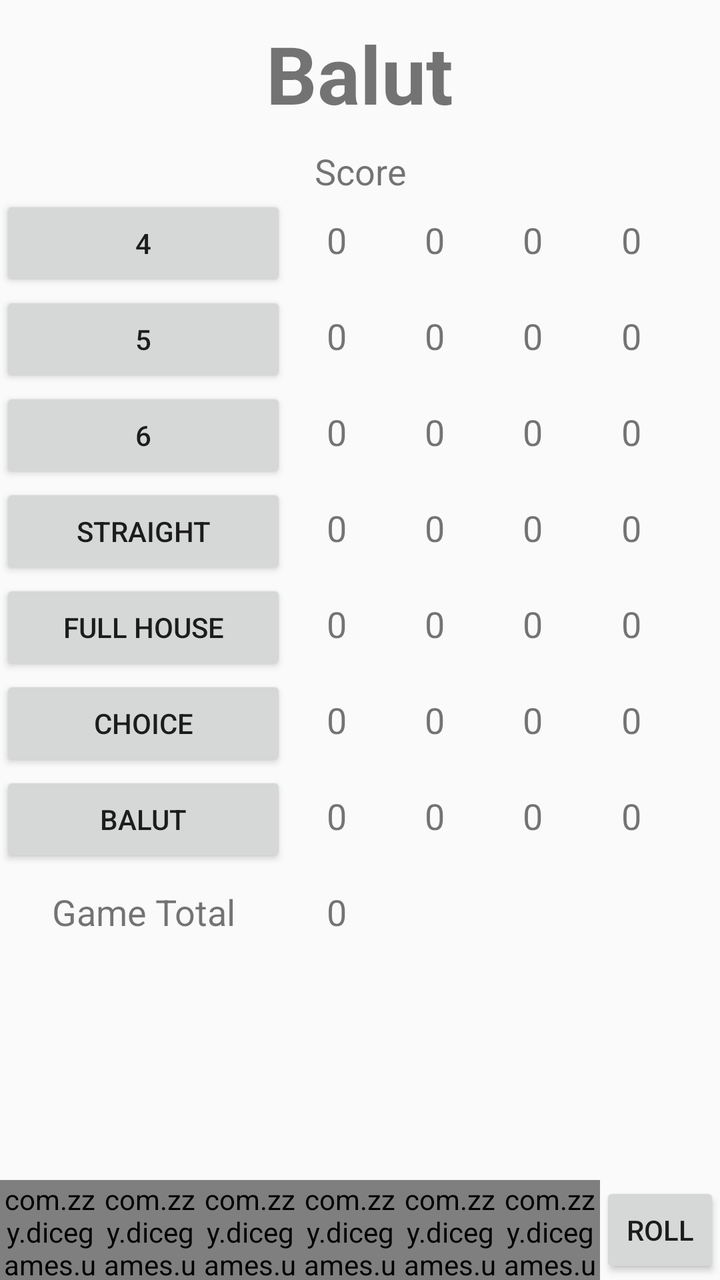
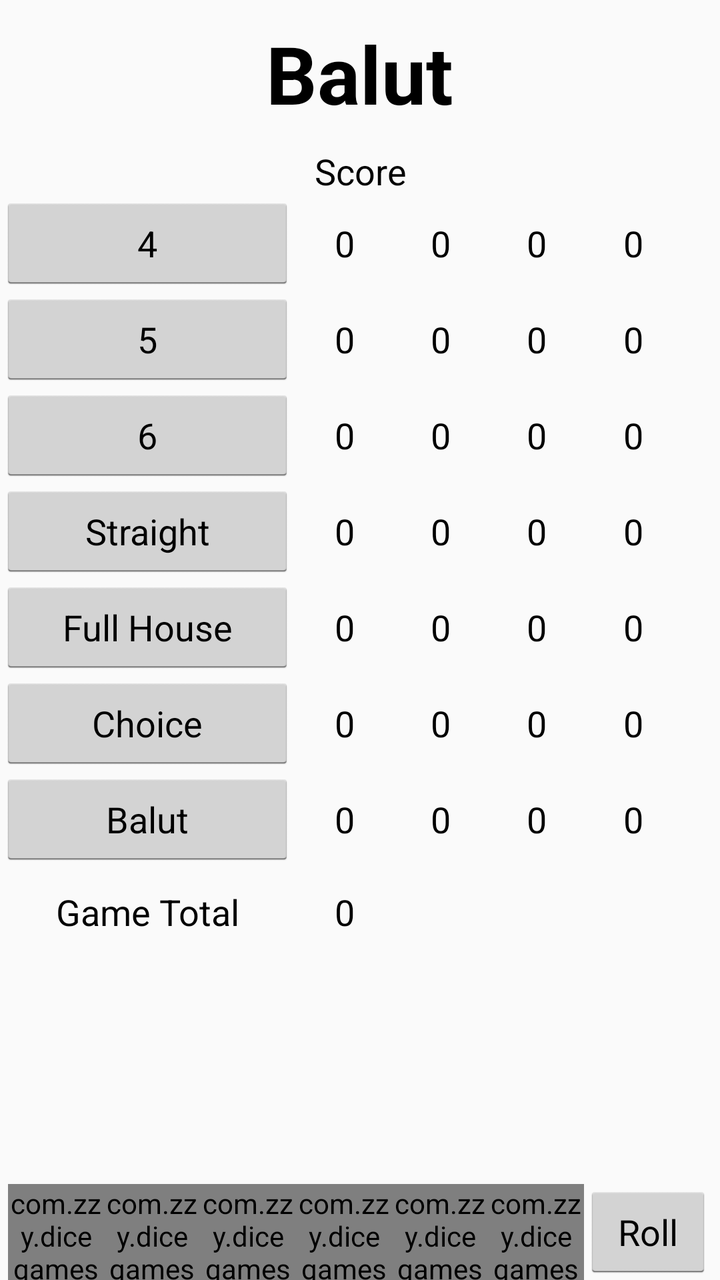

The first picture is an Android layout as it rendered before a commit; the second is the same layout after the commit. The layout source and the unified diff follow.
<!-- AndroidManifest.xml: application theme AppTheme -->
<!-- res/layout/fragment_balut.xml -->
<?xml version="1.0" encoding="utf-8"?>
<RelativeLayout xmlns:android="http://schemas.android.com/apk/res/android"
    xmlns:tools="http://schemas.android.com/tools"
    android:layout_width="match_parent"
    android:layout_height="match_parent"
    tools:context=".ui.game.balut.BalutFragment">

    <TextView
        android:id="@+id/tvTitle"
        android:layout_width="wrap_content"
        android:layout_height="wrap_content"
        android:layout_alignParentTop="true"
        android:layout_centerHorizontal="true"
        android:layout_marginTop="10sp"
        android:layout_marginBottom="10sp"
        android:text="@string/balut"
        android:textSize="40sp"
        android:textStyle="bold" />

    <ScrollView
        android:layout_width="match_parent"
        android:layout_height="match_parent"
        android:layout_above="@id/diceWindow"
        android:layout_below="@id/tvTitle">

        <TableLayout
            android:layout_width="match_parent"
            android:layout_height="wrap_content"
            android:stretchColumns="*">

            <TableRow>

                <TextView
                    android:layout_width="match_parent"
                    android:layout_height="wrap_content"
                    android:layout_weight="1"
                    android:text="@string/score"
                    android:textAlignment="center"
                    android:textSize="18sp" />

            </TableRow>

            <TableRow>

                <Button
                    android:id="@+id/btn4"
                    android:layout_width="match_parent"
                    android:layout_height="wrap_content"
                    android:layout_marginEnd="20dp"
                    android:layout_weight="1"
                    android:text="@string/s4" />

                <TextView
                    android:id="@+id/tv41"
                    android:layout_width="match_parent"
                    android:layout_height="wrap_content"
                    android:layout_weight="1"
                    android:text="0"
                    android:textSize="18sp" />

                <TextView
                    android:id="@+id/tv42"
                    android:layout_width="match_parent"
                    android:layout_height="wrap_content"
                    android:layout_weight="1"
                    android:text="0"
                    android:textSize="18sp" />

                <TextView
                    android:id="@+id/tv43"
                    android:layout_width="match_parent"
                    android:layout_height="wrap_content"
                    android:layout_weight="1"
                    android:text="0"
                    android:textSize="18sp" />

                <TextView
                    android:id="@+id/tv44"
                    android:layout_width="match_parent"
                    android:layout_height="wrap_content"
                    android:layout_weight="1"
                    android:text="0"
                    android:textSize="18sp" />

            </TableRow>

            <TableRow>

                <Button
                    android:id="@+id/btn5"
                    android:layout_width="match_parent"
                    android:layout_height="wrap_content"
                    android:layout_marginEnd="20dp"
                    android:layout_weight="1"
                    android:text="@string/s5" />

                <TextView
                    android:id="@+id/tv51"
                    android:layout_width="match_parent"
                    android:layout_height="wrap_content"
                    android:layout_weight="1"
                    android:text="0"
                    android:textSize="18sp" />

                <TextView
                    android:id="@+id/tv52"
                    android:layout_width="match_parent"
                    android:layout_height="wrap_content"
                    android:layout_weight="1"
                    android:text="0"
                    android:textSize="18sp" />

                <TextView
                    android:id="@+id/tv53"
                    android:layout_width="match_parent"
                    android:layout_height="wrap_content"
                    android:layout_weight="1"
                    android:text="0"
                    android:textSize="18sp" />

                <TextView
                    android:id="@+id/tv54"
                    android:layout_width="match_parent"
                    android:layout_height="wrap_content"
                    android:layout_weight="1"
                    android:text="0"
                    android:textSize="18sp" />

            </TableRow>

            <TableRow>

                <Button
                    android:id="@+id/btn6"
                    android:layout_width="match_parent"
                    android:layout_height="wrap_content"
                    android:layout_marginEnd="20dp"
                    android:layout_weight="1"
                    android:text="@string/s6" />

                <TextView
                    android:id="@+id/tv61"
                    android:layout_width="match_parent"
                    android:layout_height="wrap_content"
                    android:layout_weight="1"
                    android:text="0"
                    android:textSize="18sp" />

                <TextView
                    android:id="@+id/tv62"
                    android:layout_width="match_parent"
                    android:layout_height="wrap_content"
                    android:layout_weight="1"
                    android:text="0"
                    android:textSize="18sp" />

                <TextView
                    android:id="@+id/tv63"
                    android:layout_width="match_parent"
                    android:layout_height="wrap_content"
                    android:layout_weight="1"
                    android:text="0"
                    android:textSize="18sp" />

                <TextView
                    android:id="@+id/tv64"
                    android:layout_width="match_parent"
                    android:layout_height="wrap_content"
                    android:layout_weight="1"
                    android:text="0"
                    android:textSize="18sp" />

            </TableRow>

            <TableRow>

                <Button
                    android:id="@+id/btnStraight"
                    android:layout_width="match_parent"
                    android:layout_height="wrap_content"
                    android:layout_marginEnd="20dp"
                    android:layout_weight="1"
                    android:text="@string/straight" />

                <TextView
                    android:id="@+id/tvStraight1"
                    android:layout_width="match_parent"
                    android:layout_height="wrap_content"
                    android:layout_weight="1"
                    android:text="0"
                    android:textSize="18sp" />

                <TextView
                    android:id="@+id/tvStraight2"
                    android:layout_width="match_parent"
                    android:layout_height="wrap_content"
                    android:layout_weight="1"
                    android:text="0"
                    android:textSize="18sp" />

                <TextView
                    android:id="@+id/tvStraight3"
                    android:layout_width="match_parent"
                    android:layout_height="wrap_content"
                    android:layout_weight="1"
                    android:text="0"
                    android:textSize="18sp" />

                <TextView
                    android:id="@+id/tvStraight4"
                    android:layout_width="match_parent"
                    android:layout_height="wrap_content"
                    android:layout_weight="1"
                    android:text="0"
                    android:textSize="18sp" />

            </TableRow>

            <TableRow>

                <Button
                    android:id="@+id/btnFullHouse"
                    android:layout_width="match_parent"
                    android:layout_height="wrap_content"
                    android:layout_marginEnd="20dp"
                    android:layout_weight="1"
                    android:text="@string/fullHouse" />

                <TextView
                    android:id="@+id/tvFullHouse1"
                    android:layout_width="match_parent"
                    android:layout_height="wrap_content"
                    android:layout_weight="1"
                    android:text="0"
                    android:textSize="18sp" />

                <TextView
                    android:id="@+id/tvFullHouse2"
                    android:layout_width="match_parent"
                    android:layout_height="wrap_content"
                    android:layout_weight="1"
                    android:text="0"
                    android:textSize="18sp" />

                <TextView
                    android:id="@+id/tvFullHouse3"
                    android:layout_width="match_parent"
                    android:layout_height="wrap_content"
                    android:layout_weight="1"
                    android:text="0"
                    android:textSize="18sp" />

                <TextView
                    android:id="@+id/tvFullHouse4"
                    android:layout_width="match_parent"
                    android:layout_height="wrap_content"
                    android:layout_weight="1"
                    android:text="0"
                    android:textSize="18sp" />

            </TableRow>

            <TableRow>

                <Button
                    android:id="@+id/btnChoice"
                    android:layout_width="match_parent"
                    android:layout_height="wrap_content"
                    android:layout_marginEnd="20dp"
                    android:layout_weight="1"
                    android:text="@string/choice" />

                <TextView
                    android:id="@+id/tvChoice1"
                    android:layout_width="match_parent"
                    android:layout_height="wrap_content"
                    android:layout_weight="1"
                    android:text="0"
                    android:textSize="18sp" />

                <TextView
                    android:id="@+id/tvChoice2"
                    android:layout_width="match_parent"
                    android:layout_height="wrap_content"
                    android:layout_weight="1"
                    android:text="0"
                    android:textSize="18sp" />

                <TextView
                    android:id="@+id/tvChoice3"
                    android:layout_width="match_parent"
                    android:layout_height="wrap_content"
                    android:layout_weight="1"
                    android:text="0"
                    android:textSize="18sp" />

                <TextView
                    android:id="@+id/tvChoice4"
                    android:layout_width="match_parent"
                    android:layout_height="wrap_content"
                    android:layout_weight="1"
                    android:text="0"
                    android:textSize="18sp" />

            </TableRow>

            <TableRow>

                <Button
                    android:id="@+id/btnBalut"
                    android:layout_width="match_parent"
                    android:layout_height="wrap_content"
                    android:layout_marginEnd="20dp"
                    android:layout_weight="1"
                    android:text="@string/balut" />

                <TextView
                    android:id="@+id/tvBalut1"
                    android:layout_width="match_parent"
                    android:layout_height="wrap_content"
                    android:layout_weight="1"
                    android:text="0"
                    android:textSize="18sp" />

                <TextView
                    android:id="@+id/tvBalut2"
                    android:layout_width="match_parent"
                    android:layout_height="wrap_content"
                    android:layout_weight="1"
                    android:text="0"
                    android:textSize="18sp" />

                <TextView
                    android:id="@+id/tvBalut3"
                    android:layout_width="match_parent"
                    android:layout_height="wrap_content"
                    android:layout_weight="1"
                    android:text="0"
                    android:textSize="18sp" />

                <TextView
                    android:id="@+id/tvBalut4"
                    android:layout_width="match_parent"
                    android:layout_height="wrap_content"
                    android:layout_weight="1"
                    android:text="0"
                    android:textSize="18sp" />

            </TableRow>

            <TableRow
                android:layout_marginTop="10sp"
                android:layout_marginBottom="10sp">

                <TextView
                    android:layout_width="match_parent"
                    android:layout_height="wrap_content"
                    android:layout_marginEnd="20dp"
                    android:layout_weight="1"
                    android:text="@string/gameTotal"
                    android:textAlignment="center"
                    android:textSize="18sp" />

                <TextView
                    android:id="@+id/tvGameTotal"
                    android:layout_width="match_parent"
                    android:layout_height="wrap_content"
                    android:layout_weight="1"
                    android:text="0"
                    android:textSize="18sp" />

                <TextView
                    android:layout_width="match_parent"
                    android:layout_height="wrap_content"
                    android:layout_weight="1"
                    android:textSize="18sp" />

                <TextView
                    android:layout_width="match_parent"
                    android:layout_height="wrap_content"
                    android:layout_weight="1"
                    android:textSize="18sp" />

                <TextView
                    android:layout_width="match_parent"
                    android:layout_height="wrap_content"
                    android:layout_weight="1"
                    android:textSize="18sp" />

            </TableRow>

        </TableLayout>

    </ScrollView>

    <include
        android:id="@+id/diceWindow"
        android:layout_width="match_parent"
        android:layout_height="wrap_content"
        android:layout_alignParentBottom="true"
        layout="@layout/roll_dice_window" />

</RelativeLayout>
<!-- res/layout/roll_dice_window.xml (included above) -->
<?xml version="1.0" encoding="utf-8"?>
<LinearLayout xmlns:android="http://schemas.android.com/apk/res/android"
    xmlns:app="http://schemas.android.com/apk/res-auto"
    android:layout_width="match_parent"
    android:layout_height="wrap_content"
    android:gravity="center_horizontal|center_vertical"
    android:orientation="horizontal">

    <com.zzy.dicegames.ui.dice.DiceView
        android:id="@+id/dice1"
        android:layout_width="50dp"
        android:layout_height="50dp"
        app:locked="false"
        app:number="6" />

    <com.zzy.dicegames.ui.dice.DiceView
        android:id="@+id/dice2"
        android:layout_width="50dp"
        android:layout_height="50dp"
        app:locked="false"
        app:number="6" />

    <com.zzy.dicegames.ui.dice.DiceView
        android:id="@+id/dice3"
        android:layout_width="50dp"
        android:layout_height="50dp"
        app:locked="false"
        app:number="6" />

    <com.zzy.dicegames.ui.dice.DiceView
        android:id="@+id/dice4"
        android:layout_width="50dp"
        android:layout_height="50dp"
        app:locked="false"
        app:number="6" />

    <com.zzy.dicegames.ui.dice.DiceView
        android:id="@+id/dice5"
        android:layout_width="50dp"
        android:layout_height="50dp"
        app:locked="false"
        app:number="6" />

    <com.zzy.dicegames.ui.dice.DiceView
        android:id="@+id/dice6"
        android:layout_width="50dp"
        android:layout_height="50dp"
        app:locked="false"
        app:number="6" />

    <Button
        android:id="@+id/btnRoll"
        android:layout_width="wrap_content"
        android:layout_height="wrap_content"
        android:text="@string/roll" />

</LinearLayout>
<!-- resources referenced by this layout -->
<resources>
  <string name="balut">Balut</string>
  <string name="choice">Choice</string>
  <string name="fullHouse">Full House</string>
  <string name="gameTotal">Game Total</string>
  <string name="roll">Roll</string>
  <string name="s4">4</string>
  <string name="s5">5</string>
  <string name="s6">6</string>
  <string name="score">Score</string>
  <string name="straight">Straight</string>
  <style name="AppTheme" parent="Theme.AppCompat.Light">
          
      </style>
</resources>

<!-- the commit's change to res/layout/fragment_balut.xml (unified diff, before → after) -->
@@ -11,8 +11,8 @@
         android:layout_height="wrap_content"
         android:layout_alignParentTop="true"
         android:layout_centerHorizontal="true"
-        android:layout_marginTop="10sp"
-        android:layout_marginBottom="10sp"
+        android:layout_marginTop="10dp"
+        android:layout_marginBottom="10dp"
         android:text="@string/balut"
         android:textSize="40sp"
         android:textStyle="bold" />
@@ -349,8 +349,8 @@
             </TableRow>
 
             <TableRow
-                android:layout_marginTop="10sp"
-                android:layout_marginBottom="10sp">
+                android:layout_marginTop="10dp"
+                android:layout_marginBottom="10dp">
 
                 <TextView
                     android:layout_width="match_parent"
@@ -412,43 +412,43 @@
 
     <com.zzy.dicegames.ui.dice.DiceView
         android:id="@+id/dice1"
-        android:layout_width="50dp"
-        android:layout_height="50dp"
+        android:layout_width="48dp"
+        android:layout_height="48dp"
         app:locked="false"
         app:number="6" />
 
     <com.zzy.dicegames.ui.dice.DiceView
         android:id="@+id/dice2"
-        android:layout_width="50dp"
-        android:layout_height="50dp"
+        android:layout_width="48dp"
+        android:layout_height="48dp"
         app:locked="false"
         app:number="6" />
 
     <com.zzy.dicegames.ui.dice.DiceView
         android:id="@+id/dice3"
-        android:layout_width="50dp"
-        android:layout_height="50dp"
+        android:layout_width="48dp"
+        android:layout_height="48dp"
         app:locked="false"
         app:number="6" />
 
     <com.zzy.dicegames.ui.dice.DiceView
         android:id="@+id/dice4"
-        android:layout_width="50dp"
-        android:layout_height="50dp"
+        android:layout_width="48dp"
+        android:layout_height="48dp"
         app:locked="false"
         app:number="6" />
 
     <com.zzy.dicegames.ui.dice.DiceView
         android:id="@+id/dice5"
-        android:layout_width="50dp"
-        android:layout_height="50dp"
+        android:layout_width="48dp"
+        android:layout_height="48dp"
         app:locked="false"
         app:number="6" />
 
     <com.zzy.dicegames.ui.dice.DiceView
         android:id="@+id/dice6"
-        android:layout_width="50dp"
-        android:layout_height="50dp"
+        android:layout_width="48dp"
+        android:layout_height="48dp"
         app:locked="false"
         app:number="6" />
 
<!-- resource entries referenced after the edit -->
@@ -12,6 +12,8 @@
   <string name="straight">Straight</string>
   <style name="AppTheme" parent="Theme.AppCompat.Light">
           
+          <item name="android:textColor">@android:color/black</item>
+          <item name="buttonStyle">@android:style/Widget.Holo.Light.Button</item>
       </style>
 </resources>
 
